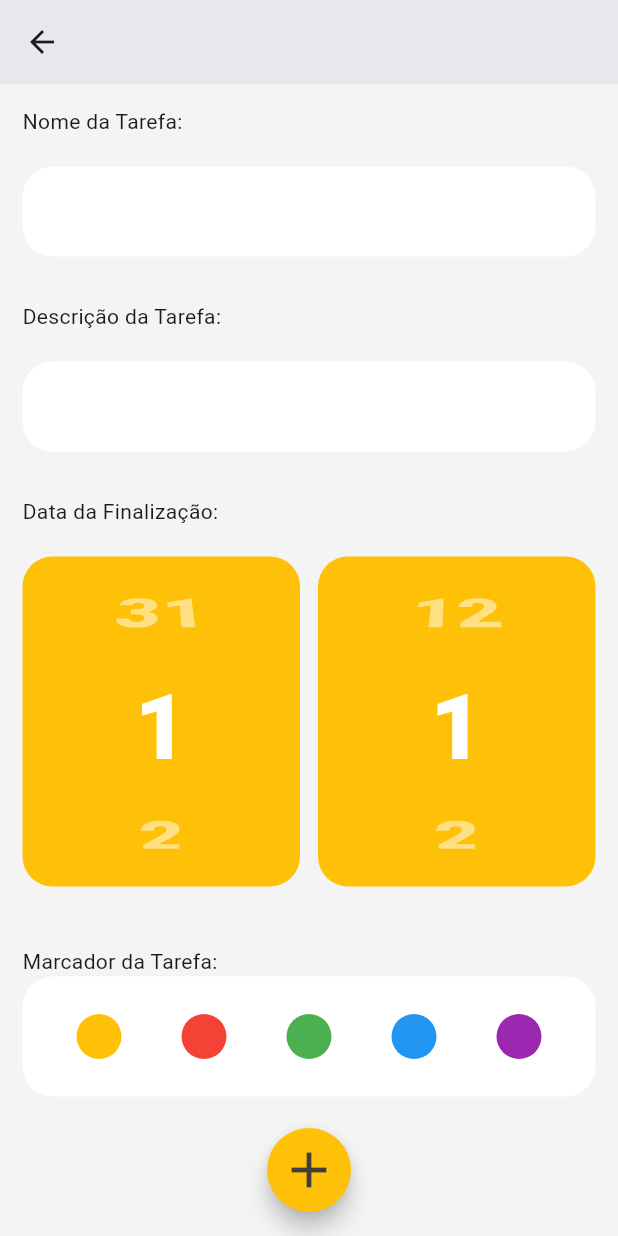
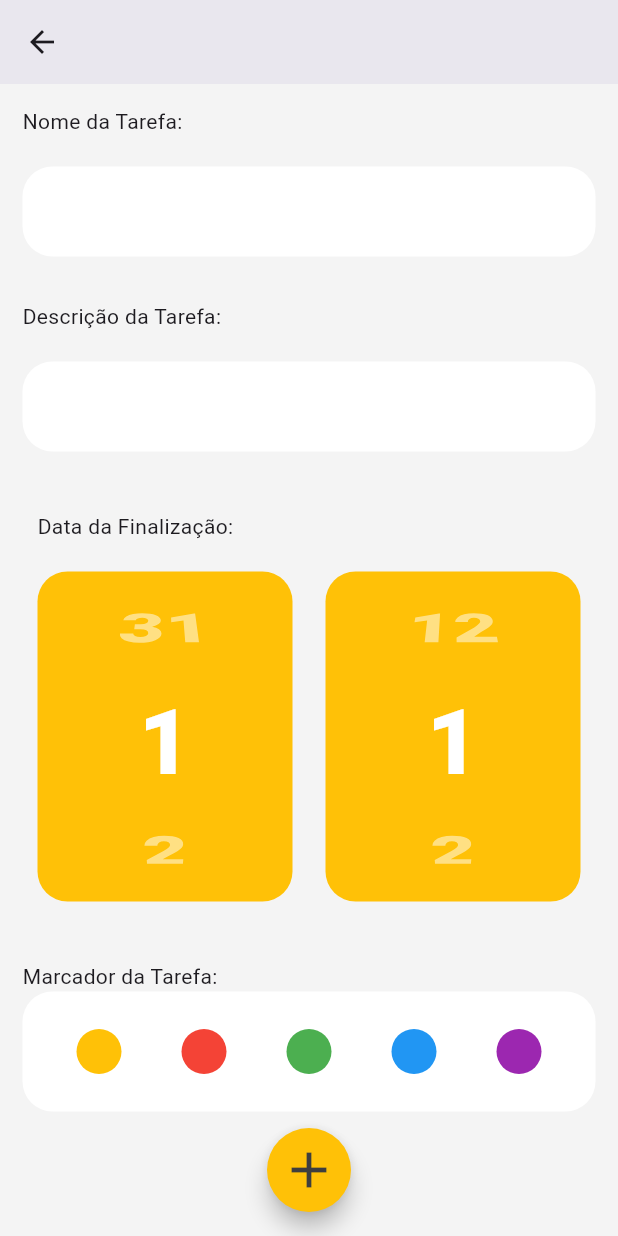
Before and after one commit to Herbert-Moreno/Projeto_De_Lista_de_Tarefas, a Flutter app: the AddPage screen opened directly, on a phone screen of 412 x 824 dp. Run offline on Flutter 3.47's test engine with Material 3 defaults, Android fonts, the phone set to English and light mode, and no system bars.

Commit message:
Finalização geral Adição de salvamento de dados Adição de Quick Action Menu Adição de APK para testar

```diff
--- a/lib/Paginas/add_page.dart
+++ b/lib/Paginas/add_page.dart
@@ -143,7 +143,8 @@ class _AddPageState extends State<AddPage> {
             Container(
                 width: double.infinity,
                 height: 300,
-                padding: EdgeInsets.all(15),
+                padding: EdgeInsets.all(20),
+                margin: EdgeInsets.all(5),
                 child: Column(
                   spacing: 20,
                     crossAxisAlignment: CrossAxisAlignment.start,
@@ -154,7 +155,7 @@ class _AddPageState extends State<AddPage> {
                         children: [
                           Container(
                             alignment: Alignment.center,
-                            width: 185,
+                            width: 170,
                             height: 220,
                             decoration: BoxDecoration(
                               color: Colors.amber,
@@ -182,7 +183,7 @@ class _AddPageState extends State<AddPage> {
                           ),
                           Container(
                             alignment: Alignment.center,
-                            width: 185,
+                            width: 170,
                             height: 220,
                             decoration: BoxDecoration(
                               color: Colors.amber,
```
Also changed, not shown: readme_assets/AppIcon.png, 17 other files.
